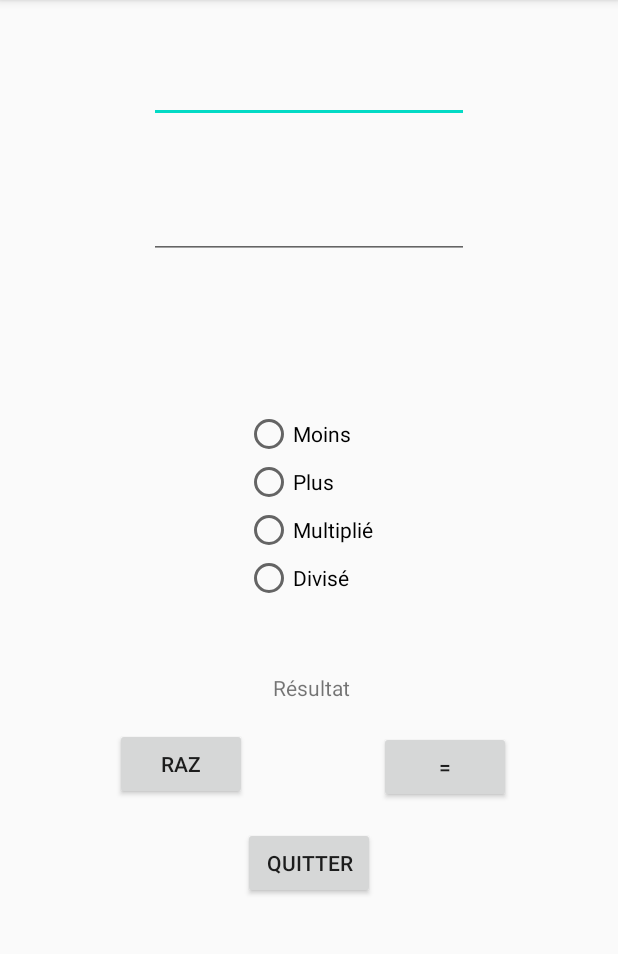
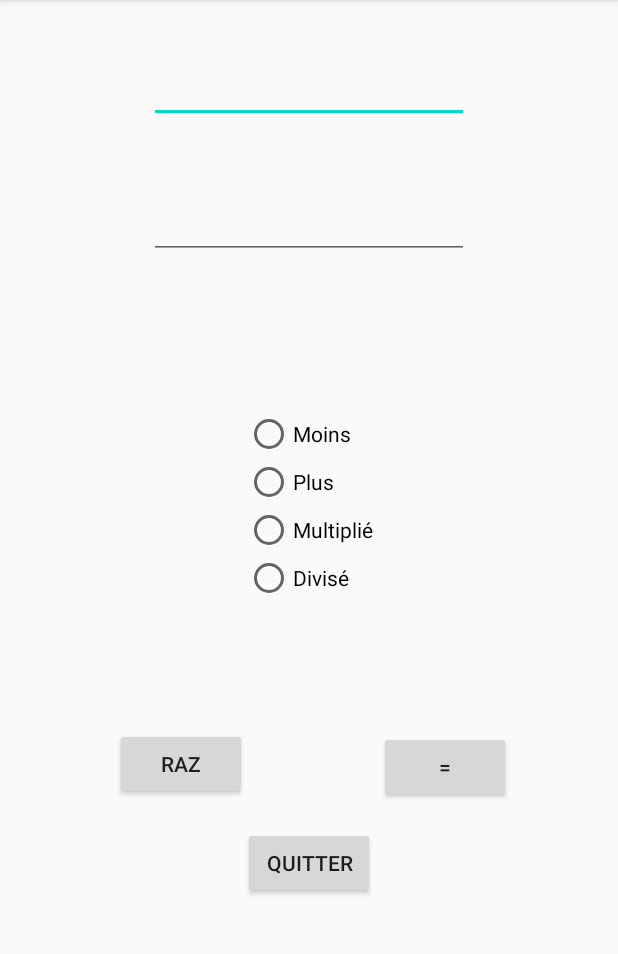
Before and after one commit to deadheartpro/TP2, an Android app: the screen it shows after launch (MainActivity), after a tap on "RAZ", on a phone screen of 412 x 824 dp, the part 84-1038 px from its top. Run offline under Robolectric (Android 15) with nearby library versions, the phone set to English and light mode, and no system bars.

Commit message:
first commit

```diff
--- a/app/src/main/java/com/example/tps2/MainActivity.java
+++ b/app/src/main/java/com/example/tps2/MainActivity.java
@@ -43,6 +43,7 @@ public class MainActivity extends AppCompatActivity {
                 plus.setChecked(false);
                 multiple.setChecked(false);
                 divise.setChecked(false);
+                result.setText("");
             }
         });
         egal.setOnClickListener(new View.OnClickListener() {
```
